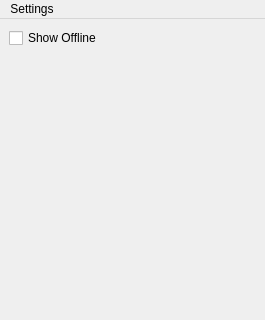
Above: src/base/gui/windows/ContactListWindow.ui from astralaster/oxofrmbl before the change; both pictures show x 0 to 265 and y 0 to 320 of the 265 by 472 pixel window. Below: the same form after it.
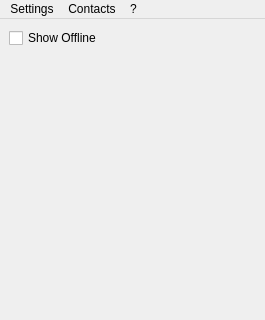
That is the form after the change. Icons and pictures are not drawn.

Patch:
```diff
--- a/src/base/gui/windows/ContactListWindow.ui
+++ b/src/base/gui/windows/ContactListWindow.ui
@@ -103,7 +103,21 @@
     </property>
     <addaction name="actionAccounts"/>
    </widget>
+   <widget class="QMenu" name="menuContacts">
+    <property name="title">
+     <string>Contacts</string>
+    </property>
+    <addaction name="actionAddContact"/>
+   </widget>
+   <widget class="QMenu" name="menu">
+    <property name="title">
+     <string>?</string>
+    </property>
+    <addaction name="actionAbout"/>
+   </widget>
    <addaction name="menuSettings"/>
+   <addaction name="menuContacts"/>
+   <addaction name="menu"/>
   </widget>
   <action name="actionAccounts">
    <property name="text">
```
Left out of the diff: 16 changed lines with no effect on the pictures.
